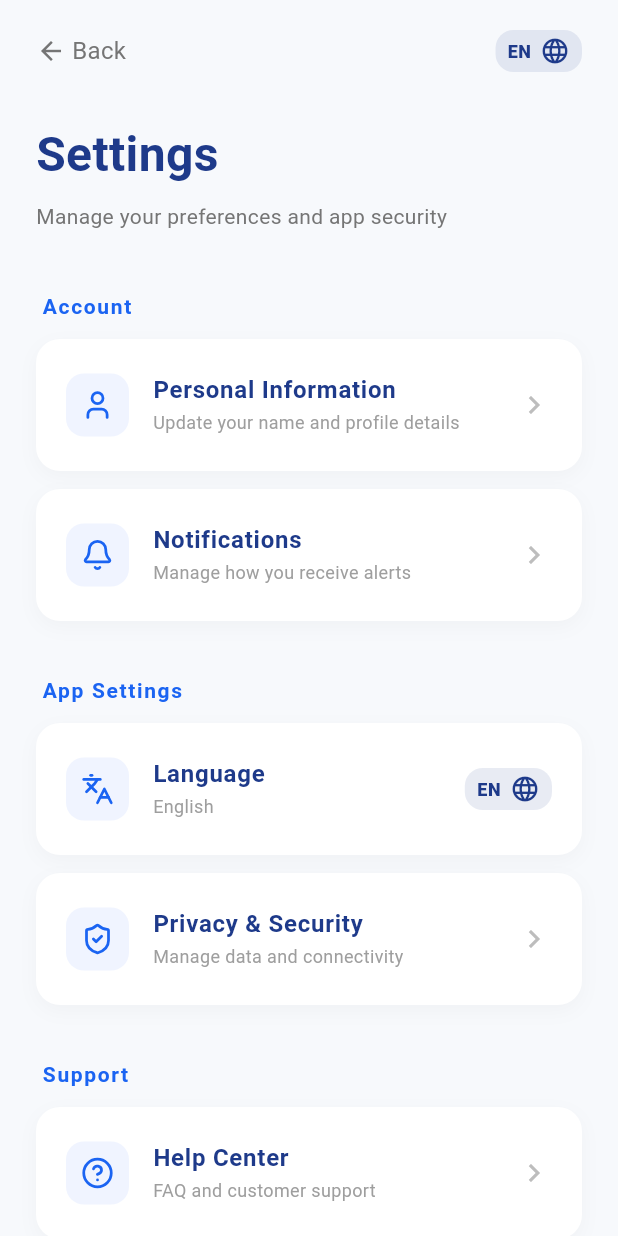
After one commit to maryamessam22-pixel/Qlink-Application, a Flutter app: the SettingsPage screen opened directly, on a phone screen of 412 x 824 dp. The commit adds this screen. Run offline on Flutter 3.47's test engine with Material 3 defaults, Android fonts, the phone set to English and light mode, and no system bars; our stand-ins replace dotted_border, google_fonts, lucide_icons, supabase_flutter, video_player; accounts and stored records are empty.

Commit message:
Created Settings screen and added settings navigation to Home header

```diff
--- a/lib/features/shared/home/presentation/widgets/header_widget.dart
+++ b/lib/features/shared/home/presentation/widgets/header_widget.dart
@@ -2,6 +2,8 @@ import 'package:flutter/material.dart';
 import 'package:q_link/core/state/app_state.dart';
 import 'package:q_link/core/widgets/language_toggle.dart';
 import 'package:q_link/features/shared/home/presentation/pages/home_page.dart';
+import 'package:q_link/features/shared/settings/presentation/pages/settings_page.dart';
+import 'package:lucide_icons/lucide_icons.dart';
 
 class HeaderWidget extends StatelessWidget {
   const HeaderWidget({super.key});
@@ -26,22 +28,15 @@ class HeaderWidget extends StatelessWidget {
               const Spacer(),
               LanguageToggle(),
               const SizedBox(width: 16),
-              Stack(
-                children: [
-                  const Icon(Icons.notifications_none, color: Color(0xFF1E3A8A), size: 28),
-                  Positioned(
-                    right: 2,
-                    top: 2,
-                    child: Container(
-                      width: 10,
-                      height: 10,
-                      decoration: const BoxDecoration(
-                        color: Colors.red,
-                        shape: BoxShape.circle,
-                      ),
-                    ),
-                  ),
-                ],
+              const SizedBox(width: 16),
+              GestureDetector(
+                onTap: () {
+                  Navigator.push(
+                    context,
+                    MaterialPageRoute(builder: (context) => const SettingsPage()),
+                  );
+                },
+                child: const Icon(LucideIcons.settings, color: Color(0xFF1E3A8A), size: 26),
               ),
             ],
           ),
--- /dev/null
+++ b/lib/features/shared/settings/presentation/pages/settings_page.dart
@@ -0,0 +1,198 @@
+import 'package:flutter/material.dart';
+import 'package:lucide_icons/lucide_icons.dart';
+import 'package:q_link/core/state/app_state.dart';
+import 'package:q_link/core/widgets/language_toggle.dart';
+
+class SettingsPage extends StatelessWidget {
+  const SettingsPage({super.key});
+
+  @override
+  Widget build(BuildContext context) {
+    return AnimatedBuilder(
+      animation: AppState(),
+      builder: (context, _) {
+        final appState = AppState();
+        return Scaffold(
+          backgroundColor: const Color(0xFFF7F9FC),
+          body: SafeArea(
+            child: Column(
+              children: [
+                Expanded(
+                  child: SingleChildScrollView(
+                    padding: const EdgeInsets.symmetric(horizontal: 24, vertical: 20),
+                    child: Column(
+                      crossAxisAlignment: CrossAxisAlignment.start,
+                      children: [
+                        // Header
+                        Row(
+                          children: [
+                            GestureDetector(
+                              onTap: () => Navigator.pop(context),
+                              child: Row(
+                                children: [
+                                  Icon(Icons.arrow_back, color: Colors.grey.shade600, size: 20),
+                                  const SizedBox(width: 4),
+                                  Text(appState.tr('Back', 'رجوع'), style: TextStyle(color: Colors.grey.shade600, fontSize: 16)),
+                                ],
+                              ),
+                            ),
+                            const Spacer(),
+                            const LanguageToggle(),
+                          ],
+                        ),
+                        const SizedBox(height: 32),
+
+                        Text(
+                          appState.tr('Settings', 'الإعدادات'),
+                          style: const TextStyle(
+                            fontSize: 32,
+                            fontWeight: FontWeight.bold,
+                            color: Color(0xFF1E3A8A),
+                          ),
+                        ),
+                        const SizedBox(height: 8),
+                        Text(
+                          appState.tr('Manage your preferences and app security', 'إدارة تفضيلاتك وأمان التطبيق'),
+                          style: TextStyle(color: Colors.grey.shade600, fontSize: 14),
+                        ),
+                        const SizedBox(height: 40),
+
+                        // Account Section
+                        _buildSectionHeader(appState.tr('Account', 'الحساب')),
+                        _buildSettingsItem(
+                          icon: LucideIcons.user,
+                          title: appState.tr('Personal Information', 'المعلومات الشخصية'),
+                          subtitle: appState.tr('Update your name and profile details', 'تحديث اسمك وتفاصيل الملف الشخصي'),
+                          onTap: () {},
+                        ),
+                        _buildSettingsItem(
+                          icon: LucideIcons.bell,
+                          title: appState.tr('Notifications', 'الإشعارات'),
+                          subtitle: appState.tr('Manage how you receive alerts', 'إدارة كيفية تلقي التنبيهات'),
+                          onTap: () {},
+                        ),
+
+                        const SizedBox(height: 24),
+                        // App Settings Section
+                        _buildSectionHeader(appState.tr('App Settings', 'إعدادات التطبيق')),
+                        _buildSettingsItem(
+                          icon: LucideIcons.languages,
+                          title: appState.tr('Language', 'اللغة'),
+                          subtitle: appState.isArabic ? 'العربية' : 'English',
+                          trailing: const LanguageToggle(),
+                          onTap: () => appState.toggleLanguage(),
+                        ),
+                        _buildSettingsItem(
+                          icon: LucideIcons.shieldCheck,
+                          title: appState.tr('Privacy & Security', 'الخصوصية والأمان'),
+                          subtitle: appState.tr('Manage data and connectivity', 'إدارة البيانات والاتصال'),
+                          onTap: () {},
+                        ),
+
+                        const SizedBox(height: 24),
+                        // Support Section
+                        _buildSectionHeader(appState.tr('Support', 'الدعم')),
+                        _buildSettingsItem(
+                          icon: LucideIcons.helpCircle,
+                          title: appState.tr('Help Center', 'مركز المساعدة'),
+                          subtitle: appState.tr('FAQ and customer support', 'الأسئلة الشائعة ودعم العملاء'),
+                          onTap: () {},
+                        ),
+                        _buildSettingsItem(
+                          icon: LucideIcons.info,
+                          title: appState.tr('About Qlink', 'عن كيو لينك'),
+                          subtitle: 'Version 1.0.2',
+                          onTap: () {},
+                        ),
+
+                        const SizedBox(height: 40),
+
+                        // Logout Button
+                        SizedBox(
+                          width: double.infinity,
+                          child: TextButton.icon(
+                            onPressed: () {},
+                            icon: const Icon(LucideIcons.logOut, color: Colors.red),
+                            label: Text(
+                              appState.tr('Log Out', 'تسجيل الخروج'),
+                              style: const TextStyle(color: Colors.red, fontWeight: FontWeight.bold, fontSize: 16),
+                            ),
+                            style: TextButton.styleFrom(
+                              padding: const EdgeInsets.symmetric(vertical: 16),
+                              backgroundColor: Colors.red.withValues(alpha: 0.05),
+                              shape: RoundedRectangleBorder(borderRadius: BorderRadius.circular(12)),
+                            ),
+                          ),
+                        ),
+                        const SizedBox(height: 40),
+                      ],
+                    ),
+                  ),
+                ),
+              ],
+            ),
+          ),
+        );
+      },
+    );
+  }
+
+  Widget _buildSectionHeader(String title) {
+    return Padding(
+      padding: const EdgeInsets.only(left: 4, bottom: 12),
+      child: Text(
+        title,
+        style: const TextStyle(
+          fontSize: 14,
+          fontWeight: FontWeight.bold,
+          color: Color(0xFF1B64F2),
+          letterSpacing: 1.1,
+        ),
+      ),
+    );
+  }
+
+  Widget _buildSettingsItem({
+    required IconData icon,
+    required String title,
+    required String subtitle,
+    Widget? trailing,
+    required VoidCallback onTap,
+  }) {
+    return Container(
+      margin: const EdgeInsets.only(bottom: 12),
+      decoration: BoxDecoration(
+        color: Colors.white,
+        borderRadius: BorderRadius.circular(16),
+        boxShadow: [
+          BoxShadow(
+            color: Colors.black.withValues(alpha: 0.03),
+            blurRadius: 10,
+            offset: const Offset(0, 4),
+          ),
+        ],
+      ),
+      child: ListTile(
+        onTap: onTap,
+        contentPadding: const EdgeInsets.symmetric(horizontal: 20, vertical: 8),
+        leading: Container(
+          padding: const EdgeInsets.all(10),
+          decoration: BoxDecoration(
+            color: const Color(0xFFF0F4FF),
+            borderRadius: BorderRadius.circular(12),
+          ),
+          child: Icon(icon, color: const Color(0xFF1B64F2), size: 22),
+        ),
+        title: Text(
+          title,
+          style: const TextStyle(fontWeight: FontWeight.bold, color: Color(0xFF1E3A8A), fontSize: 16),
+        ),
+        subtitle: Text(
+          subtitle,
+          style: TextStyle(color: Colors.grey.shade500, fontSize: 12),
+        ),
+        trailing: trailing ?? Icon(Icons.chevron_right, color: Colors.grey.shade400),
+      ),
+    );
+  }
+}
```
